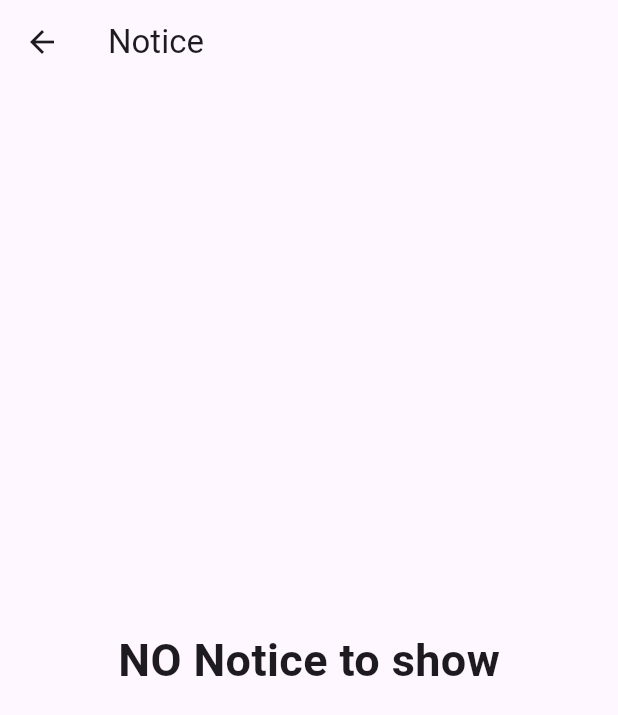
After one commit to AngelKhanal/EducationApp, a Flutter app: the Notice screen opened directly, on a phone screen of 412 x 824 dp. The commit adds this screen. Shown: the top 715 px of the screen. Run offline on Flutter 3.47's test engine with Material 3 defaults, Android fonts, the phone set to English and light mode, and no system bars.

Commit message:
Notice and Notes added

```diff
--- /dev/null
+++ b/lib/notice.dart
@@ -0,0 +1,22 @@
+import 'package:flutter/material.dart';
+
+class Notice extends StatelessWidget {
+  const Notice({super.key});
+
+  @override
+  Widget build(BuildContext context) {
+    return Scaffold(
+      appBar: AppBar(
+        title: Text("Notice"),
+      ),
+      body: Container(
+        child: Center(
+          child: Text("NO Notice to show",style: TextStyle(
+            fontSize: 30,
+            fontWeight: FontWeight.bold,
+          ),),
+        ),
+      ),
+    );
+  }
+}
--- a/lib/profile.dart
+++ b/lib/profile.dart
@@ -6,7 +6,7 @@ class ProfilePage extends StatelessWidget {
   @override
   Widget build(BuildContext context) {
     return Scaffold(
-      body: Text("WELCOME TO THE PROFILE PAGEE"),
+      body: Text("WELCOME TO THE PROFILE PAGE"),
     );
   }
 }
```
Also changed, not shown: lib/homepage.dart (+6 -6 lines), lib/notes.dart (added, +119 -0 lines).
